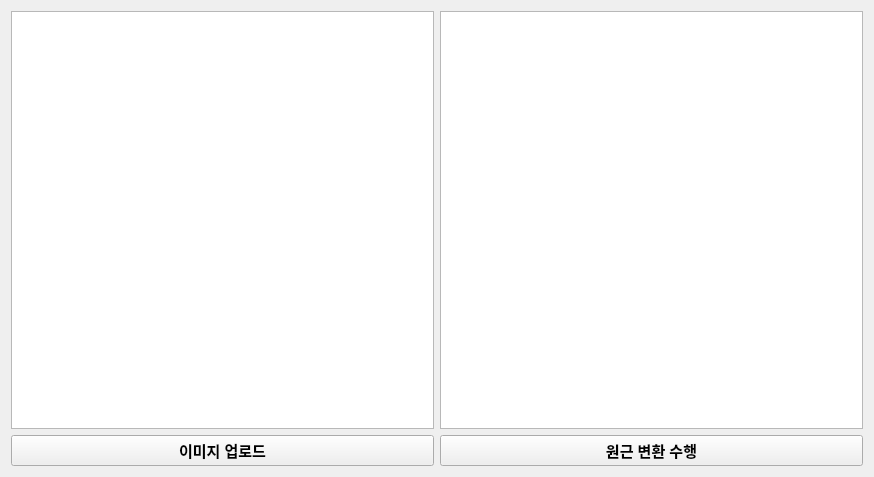
Old version of the form 20251104/form.ui in the repository sunghyeon5307/study2025.
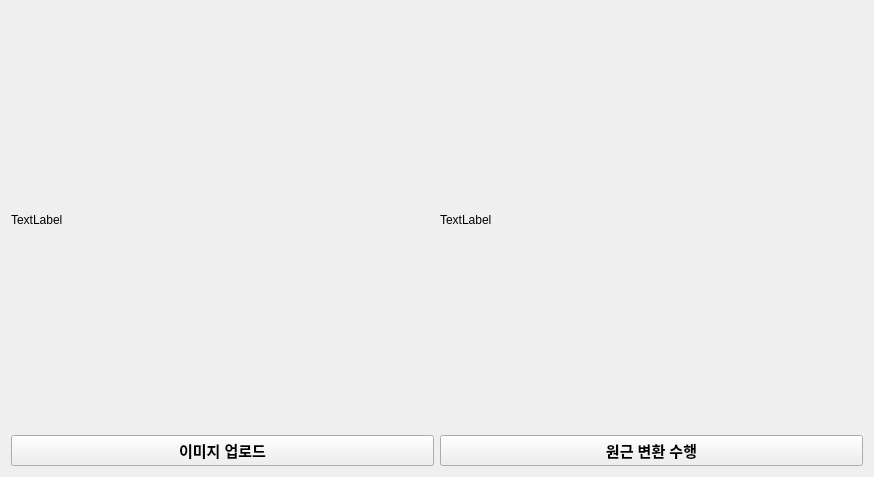
New version of the form.

Patch:
```diff
--- a/20251104/form.ui
+++ b/20251104/form.ui
@@ -41,10 +41,18 @@
     </widget>
    </item>
    <item row="0" column="2">
-    <widget class="QTextEdit" name="textEdit"/>
+    <widget class="QLabel" name="label">
+     <property name="text">
+      <string>TextLabel</string>
+     </property>
+    </widget>
    </item>
    <item row="0" column="3">
-    <widget class="QTextEdit" name="textEdit_2"/>
+    <widget class="QLabel" name="label_2">
+     <property name="text">
+      <string>TextLabel</string>
+     </property>
+    </widget>
    </item>
   </layout>
  </widget>
```
Left out of the diff: 26 changed lines with no effect on the pictures.
